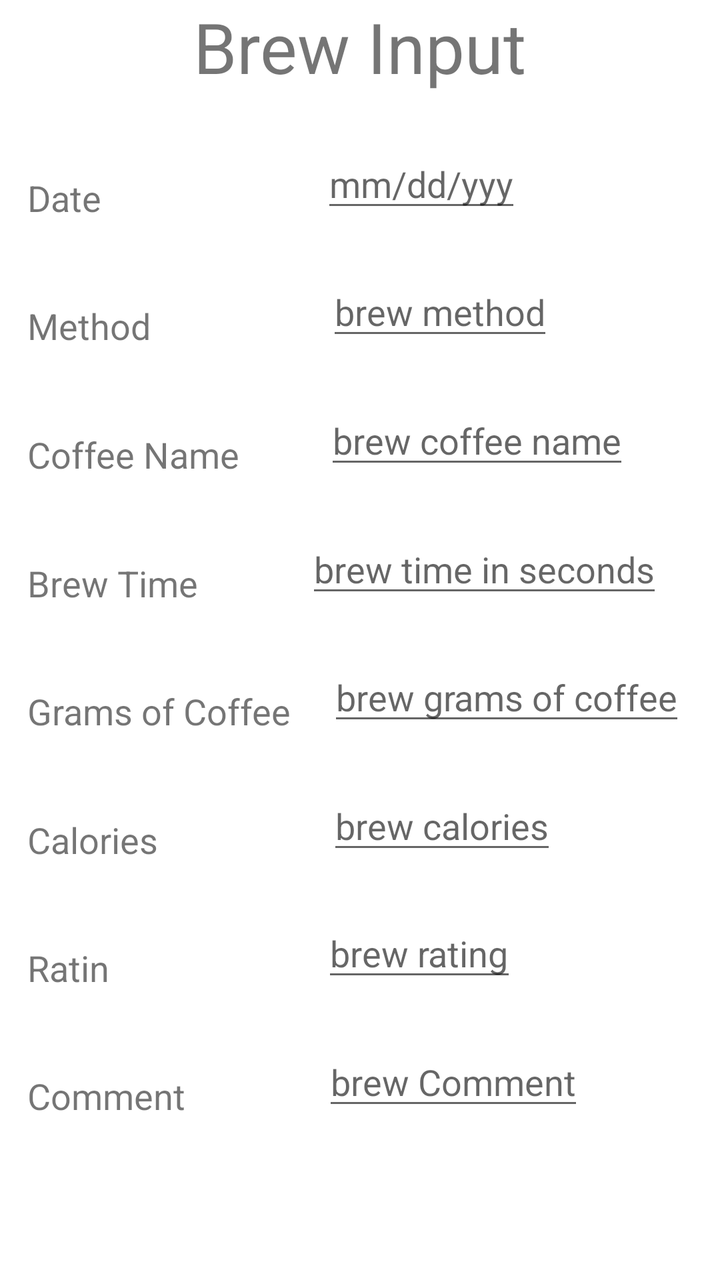
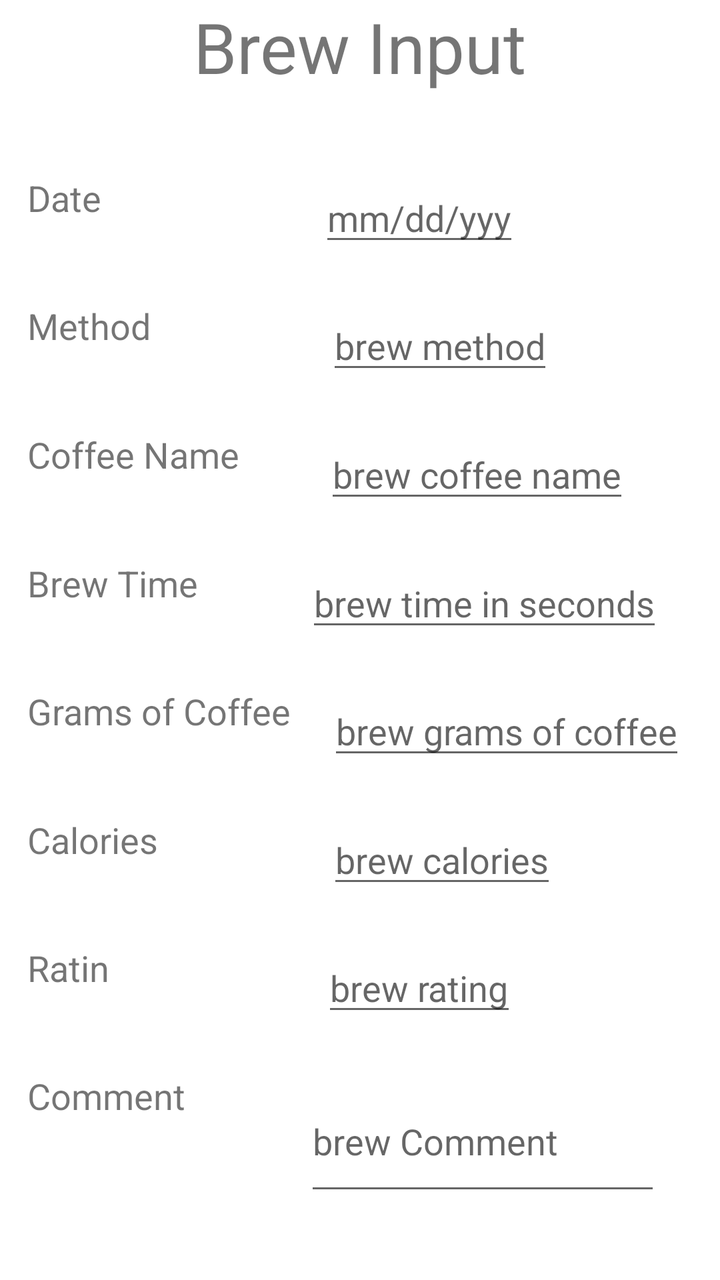

Screens rendered from an Android XML layout before and after an edit, with the pre-edit source and the edit as a unified diff.
<!-- AndroidManifest.xml: application theme Theme.CoffeeDiaries -->
<!-- res/layout/fragment_brew_input_form.xml -->
<?xml version="1.0" encoding="utf-8"?>
<androidx.constraintlayout.widget.ConstraintLayout xmlns:android="http://schemas.android.com/apk/res/android"
    xmlns:app="http://schemas.android.com/apk/res-auto"
    xmlns:tools="http://schemas.android.com/tools"
    android:layout_width="match_parent"
    android:layout_height="match_parent"
    tools:context=".BrewInputForm">

    <TextView
        android:id="@+id/brewInputHeader"
        android:layout_width="wrap_content"
        android:layout_height="wrap_content"
        android:text="@string/brew_input_header"
        android:textSize="35sp"
        app:layout_constraintBottom_toTopOf="@+id/brewDateLabel"
        app:layout_constraintEnd_toEndOf="parent"
        app:layout_constraintStart_toStartOf="parent"
        app:layout_constraintTop_toTopOf="parent"
        app:layout_constraintVertical_chainStyle="spread_inside" />

    <TextView
        android:id="@+id/brewDateLabel"
        android:layout_width="wrap_content"
        android:layout_height="wrap_content"
        android:text="@string/brew_date_label"
        android:textSize="18sp"
        app:layout_constraintBottom_toTopOf="@+id/brewMethodLabel"
        app:layout_constraintEnd_toEndOf="parent"
        app:layout_constraintHorizontal_bias="0.042"
        app:layout_constraintStart_toStartOf="parent"
        app:layout_constraintTop_toBottomOf="@+id/brewInputHeader" />

    <TextView
        android:id="@+id/brewMethodLabel"
        android:layout_width="wrap_content"
        android:layout_height="wrap_content"
        android:text="@string/brew_method_label"
        android:textSize="18sp"
        app:layout_constraintBottom_toTopOf="@+id/coffeeNameLabel"
        app:layout_constraintEnd_toEndOf="@+id/brewDateLabel"
        app:layout_constraintHorizontal_bias="0.0"
        app:layout_constraintStart_toStartOf="@+id/brewDateLabel"
        app:layout_constraintTop_toBottomOf="@+id/brewDateLabel" />

    <TextView
        android:id="@+id/coffeeNameLabel"
        android:layout_width="wrap_content"
        android:layout_height="wrap_content"
        android:text="@string/brew_name_label"
        android:textSize="18sp"
        app:layout_constraintBottom_toTopOf="@+id/brewTimeLabel"
        app:layout_constraintEnd_toEndOf="@+id/brewMethodLabel"
        app:layout_constraintHorizontal_bias="0.0"
        app:layout_constraintStart_toStartOf="@+id/brewMethodLabel"
        app:layout_constraintTop_toBottomOf="@+id/brewMethodLabel" />

    <TextView
        android:id="@+id/brewTimeLabel"
        android:layout_width="wrap_content"
        android:layout_height="wrap_content"
        android:text="@string/brew_time_label"
        android:textSize="18sp"
        app:layout_constraintBottom_toTopOf="@+id/brewGramsCoffeeLabel"
        app:layout_constraintEnd_toEndOf="@+id/coffeeNameLabel"
        app:layout_constraintHorizontal_bias="0.0"
        app:layout_constraintStart_toStartOf="@+id/coffeeNameLabel"
        app:layout_constraintTop_toBottomOf="@+id/coffeeNameLabel" />

    <TextView
        android:id="@+id/brewGramsCoffeeLabel"
        android:layout_width="wrap_content"
        android:layout_height="wrap_content"
        android:text="@string/brew_grams_coffee_label"
        android:textSize="18sp"
        app:layout_constraintBottom_toTopOf="@+id/brewCaloriesLabel"
        app:layout_constraintEnd_toEndOf="@+id/brewTimeLabel"
        app:layout_constraintHorizontal_bias="0.0"
        app:layout_constraintStart_toStartOf="@+id/brewTimeLabel"
        app:layout_constraintTop_toBottomOf="@+id/brewTimeLabel" />

    <TextView
        android:id="@+id/brewCommentLabel"
        android:layout_width="wrap_content"
        android:layout_height="wrap_content"
        android:layout_marginBottom="80dp"
        android:text="@string/brew_comment_label"
        android:textSize="18sp"
        app:layout_constraintBottom_toBottomOf="parent"
        app:layout_constraintEnd_toEndOf="@+id/brewRatingLabel"
        app:layout_constraintHorizontal_bias="0.0"
        app:layout_constraintStart_toStartOf="@+id/brewRatingLabel"
        app:layout_constraintTop_toBottomOf="@+id/brewRatingLabel" />

    <TextView
        android:id="@+id/brewRatingLabel"
        android:layout_width="47dp"
        android:layout_height="24dp"
        android:text="@string/brew_rating_label"
        android:textSize="18sp"
        app:layout_constraintBottom_toTopOf="@+id/brewCommentLabel"
        app:layout_constraintEnd_toEndOf="@+id/brewCaloriesLabel"
        app:layout_constraintHorizontal_bias="0.0"
        app:layout_constraintStart_toStartOf="@+id/brewCaloriesLabel"
        app:layout_constraintTop_toBottomOf="@+id/brewCaloriesLabel" />

    <TextView
        android:id="@+id/brewCaloriesLabel"
        android:layout_width="wrap_content"
        android:layout_height="wrap_content"
        android:text="@string/brew_calories_label"
        android:textSize="18sp"
        app:layout_constraintBottom_toTopOf="@+id/brewRatingLabel"
        app:layout_constraintEnd_toEndOf="@+id/brewGramsCoffeeLabel"
        app:layout_constraintHorizontal_bias="0.0"
        app:layout_constraintStart_toStartOf="@+id/brewGramsCoffeeLabel"
        app:layout_constraintTop_toBottomOf="@+id/brewGramsCoffeeLabel" />

    <androidx.constraintlayout.widget.Guideline
        android:id="@+id/guideline"
        android:layout_width="wrap_content"
        android:layout_height="wrap_content"
        android:orientation="vertical"
        app:layout_constraintGuide_begin="20dp" />

    <com.google.android.material.textfield.TextInputEditText
        android:id="@+id/brewDateInput"
        android:layout_width="wrap_content"
        android:layout_height="wrap_content"
        android:hint="@string/brew_date_input_hint"
        android:textSize="18sp"
        app:layout_constraintBottom_toBottomOf="@+id/brewDateLabel"
        app:layout_constraintEnd_toEndOf="parent"
        app:layout_constraintHorizontal_bias="0.525"
        app:layout_constraintStart_toEndOf="@+id/brewDateLabel"
        app:layout_constraintTop_toTopOf="@+id/brewDateLabel"
        app:layout_constraintVertical_bias="1.0" />

    <com.google.android.material.textfield.TextInputEditText
        android:id="@+id/brewMethodInput"
        android:layout_width="wrap_content"
        android:layout_height="wrap_content"
        android:hint="brew method"
        android:textSize="18sp"
        app:layout_constraintBottom_toBottomOf="@+id/brewMethodLabel"
        app:layout_constraintEnd_toEndOf="parent"
        app:layout_constraintHorizontal_bias="0.513"
        app:layout_constraintStart_toEndOf="@+id/brewMethodLabel"
        app:layout_constraintTop_toTopOf="@+id/brewMethodLabel"
        app:layout_constraintVertical_bias="1.0" />

    <com.google.android.material.textfield.TextInputEditText
        android:id="@+id/brewCoffeeNameInput"
        android:layout_width="wrap_content"
        android:layout_height="wrap_content"
        android:hint="brew coffee name"
        android:textSize="18sp"
        app:layout_constraintBottom_toBottomOf="@+id/coffeeNameLabel"
        app:layout_constraintEnd_toEndOf="parent"
        app:layout_constraintHorizontal_bias="0.481"
        app:layout_constraintStart_toEndOf="@+id/coffeeNameLabel"
        app:layout_constraintTop_toTopOf="@+id/coffeeNameLabel"
        app:layout_constraintVertical_bias="1.0" />

    <com.google.android.material.textfield.TextInputEditText
        android:id="@+id/brewTimeInput"
        android:layout_width="wrap_content"
        android:layout_height="wrap_content"
        android:hint="brew time in seconds"
        android:textSize="18sp"
        app:layout_constraintBottom_toBottomOf="@+id/brewTimeLabel"
        app:layout_constraintEnd_toEndOf="parent"
        app:layout_constraintHorizontal_bias="0.654"
        app:layout_constraintStart_toEndOf="@+id/brewTimeLabel"
        app:layout_constraintTop_toTopOf="@+id/brewTimeLabel"
        app:layout_constraintVertical_bias="1.0" />

    <com.google.android.material.textfield.TextInputEditText
        android:id="@+id/brewGramsCoffeeInput"
        android:layout_width="wrap_content"
        android:layout_height="wrap_content"
        android:hint="brew grams of coffee"
        android:textSize="18sp"
        app:layout_constraintBottom_toBottomOf="@+id/brewGramsCoffeeLabel"
        app:layout_constraintEnd_toEndOf="parent"
        app:layout_constraintHorizontal_bias="0.511"
        app:layout_constraintStart_toEndOf="@+id/brewGramsCoffeeLabel"
        app:layout_constraintTop_toTopOf="@+id/brewGramsCoffeeLabel"
        app:layout_constraintVertical_bias="1.0" />

    <com.google.android.material.textfield.TextInputEditText
        android:id="@+id/brewCaloriesInput"
        android:layout_width="wrap_content"
        android:layout_height="wrap_content"
        android:hint="brew calories"
        android:textSize="18sp"
        app:layout_constraintBottom_toBottomOf="@+id/brewCaloriesLabel"
        app:layout_constraintEnd_toEndOf="parent"
        app:layout_constraintHorizontal_bias="0.509"
        app:layout_constraintStart_toEndOf="@+id/brewCaloriesLabel"
        app:layout_constraintTop_toTopOf="@+id/brewCaloriesLabel"
        app:layout_constraintVertical_bias="1.0" />

    <com.google.android.material.textfield.TextInputEditText
        android:id="@+id/brewRatingInput"
        android:layout_width="wrap_content"
        android:layout_height="wrap_content"
        android:hint="brew rating"
        android:textSize="18sp"
        app:layout_constraintBottom_toBottomOf="@+id/brewRatingLabel"
        app:layout_constraintEnd_toEndOf="parent"
        app:layout_constraintHorizontal_bias="0.496"
        app:layout_constraintStart_toEndOf="@+id/brewRatingLabel"
        app:layout_constraintTop_toTopOf="@+id/brewRatingLabel"
        app:layout_constraintVertical_bias="1.0" />

    <com.google.android.material.textfield.TextInputEditText
        android:id="@+id/brewCommentInput"
        android:layout_width="wrap_content"
        android:layout_height="wrap_content"
        android:hint="brew Comment"
        android:inputType="textImeMultiLine"
        android:lines="4"
        android:minLines="2"
        android:textSize="18sp"
        app:layout_constraintBottom_toBottomOf="@+id/brewCommentLabel"
        app:layout_constraintEnd_toEndOf="parent"
        app:layout_constraintHorizontal_bias="0.502"
        app:layout_constraintStart_toEndOf="@+id/brewCommentLabel"
        app:layout_constraintTop_toTopOf="@+id/brewCommentLabel"
        app:layout_constraintVertical_bias="1.0" />


</androidx.constraintlayout.widget.ConstraintLayout>
<!-- resources referenced by this layout -->
<resources>
  <string name="brew_calories_label">Calories</string>
  <string name="brew_comment_label">Comment</string>
  <string name="brew_date_input_hint">mm/dd/yyy</string>
  <string name="brew_date_label">Date</string>
  <string name="brew_grams_coffee_label">Grams of Coffee</string>
  <string name="brew_input_header">Brew Input</string>
  <string name="brew_method_label">Method</string>
  <string name="brew_name_label">Coffee Name</string>
  <string name="brew_rating_label">Rating</string>
  <string name="brew_time_label">Brew Time</string>
  <style name="Theme.CoffeeDiaries" parent="Theme.MaterialComponents.DayNight.DarkActionBar">
          
          <item name="colorPrimary">@color/brown_primary</item>
          <item name="colorPrimaryVariant">@color/brown_dark_variant</item>
          <item name="colorOnPrimary">@color/white</item>
          
          <item name="colorSecondary">@color/beige</item>
          <item name="colorSecondaryVariant">@color/beige_dark</item>
          <item name="colorOnSecondary">@color/black</item>
          
          <item name="android:statusBarColor">?attr/colorPrimaryVariant</item>
          
      </style>
  <color name="brown_primary">#B7865C</color>
  <color name="brown_dark_variant">#8E633E</color>
  <color name="white">#FFFFFFFF</color>
  <color name="beige">#E7D0B0</color>
  <color name="beige_dark">#998370</color>
  <color name="black">#FF000000</color>
</resources>

<!-- the commit's change to res/layout/fragment_brew_input_form.xml (unified diff, before → after) -->
@@ -130,10 +130,10 @@
         android:textSize="18sp"
         app:layout_constraintBottom_toBottomOf="@+id/brewDateLabel"
         app:layout_constraintEnd_toEndOf="parent"
-        app:layout_constraintHorizontal_bias="0.525"
+        app:layout_constraintHorizontal_bias="0.521"
         app:layout_constraintStart_toEndOf="@+id/brewDateLabel"
         app:layout_constraintTop_toTopOf="@+id/brewDateLabel"
-        app:layout_constraintVertical_bias="1.0" />
+        app:layout_constraintVertical_bias="0.0" />
 
     <com.google.android.material.textfield.TextInputEditText
         android:id="@+id/brewMethodInput"
@@ -146,7 +146,7 @@
         app:layout_constraintHorizontal_bias="0.513"
         app:layout_constraintStart_toEndOf="@+id/brewMethodLabel"
         app:layout_constraintTop_toTopOf="@+id/brewMethodLabel"
-        app:layout_constraintVertical_bias="1.0" />
+        app:layout_constraintVertical_bias="0.0" />
 
     <com.google.android.material.textfield.TextInputEditText
         android:id="@+id/brewCoffeeNameInput"
@@ -159,7 +159,7 @@
         app:layout_constraintHorizontal_bias="0.481"
         app:layout_constraintStart_toEndOf="@+id/coffeeNameLabel"
         app:layout_constraintTop_toTopOf="@+id/coffeeNameLabel"
-        app:layout_constraintVertical_bias="1.0" />
+        app:layout_constraintVertical_bias="0.0" />
 
     <com.google.android.material.textfield.TextInputEditText
         android:id="@+id/brewTimeInput"
@@ -172,7 +172,7 @@
         app:layout_constraintHorizontal_bias="0.654"
         app:layout_constraintStart_toEndOf="@+id/brewTimeLabel"
         app:layout_constraintTop_toTopOf="@+id/brewTimeLabel"
-        app:layout_constraintVertical_bias="1.0" />
+        app:layout_constraintVertical_bias="0.0" />
 
     <com.google.android.material.textfield.TextInputEditText
         android:id="@+id/brewGramsCoffeeInput"
@@ -185,7 +185,7 @@
         app:layout_constraintHorizontal_bias="0.511"
         app:layout_constraintStart_toEndOf="@+id/brewGramsCoffeeLabel"
         app:layout_constraintTop_toTopOf="@+id/brewGramsCoffeeLabel"
-        app:layout_constraintVertical_bias="1.0" />
+        app:layout_constraintVertical_bias="0.0" />
 
     <com.google.android.material.textfield.TextInputEditText
         android:id="@+id/brewCaloriesInput"
@@ -198,7 +198,7 @@
         app:layout_constraintHorizontal_bias="0.509"
         app:layout_constraintStart_toEndOf="@+id/brewCaloriesLabel"
         app:layout_constraintTop_toTopOf="@+id/brewCaloriesLabel"
-        app:layout_constraintVertical_bias="1.0" />
+        app:layout_constraintVertical_bias="0.0" />
 
     <com.google.android.material.textfield.TextInputEditText
         android:id="@+id/brewRatingInput"
@@ -211,23 +211,22 @@
         app:layout_constraintHorizontal_bias="0.496"
         app:layout_constraintStart_toEndOf="@+id/brewRatingLabel"
         app:layout_constraintTop_toTopOf="@+id/brewRatingLabel"
-        app:layout_constraintVertical_bias="1.0" />
+        app:layout_constraintVertical_bias="0.0" />
 
     <com.google.android.material.textfield.TextInputEditText
         android:id="@+id/brewCommentInput"
-        android:layout_width="wrap_content"
-        android:layout_height="wrap_content"
+        android:layout_width="178dp"
+        android:layout_height="67dp"
         android:hint="brew Comment"
-        android:inputType="textImeMultiLine"
-        android:lines="4"
+        android:inputType="textMultiLine"
         android:minLines="2"
         android:textSize="18sp"
         app:layout_constraintBottom_toBottomOf="@+id/brewCommentLabel"
         app:layout_constraintEnd_toEndOf="parent"
-        app:layout_constraintHorizontal_bias="0.502"
+        app:layout_constraintHorizontal_bias="0.669"
         app:layout_constraintStart_toEndOf="@+id/brewCommentLabel"
         app:layout_constraintTop_toTopOf="@+id/brewCommentLabel"
-        app:layout_constraintVertical_bias="1.0" />
+        app:layout_constraintVertical_bias="0.0" />
 
 
 </androidx.constraintlayout.widget.ConstraintLayout>
